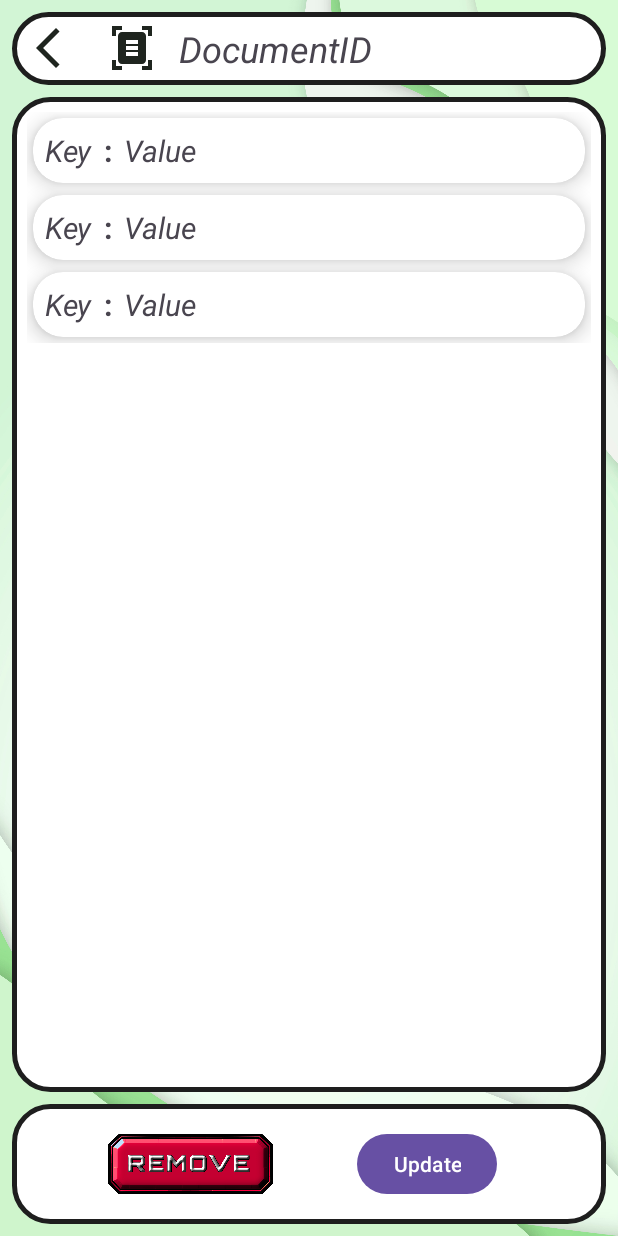
After one commit to Dan-Koyuki/AndroidKotlin-AtlasMobilizer, an Android app: the layout activity_details.xml on its own in the app's theme, with its tools: preview values and no code run, on a phone screen of 412 x 824 dp. The commit adds this screen. Run offline under Robolectric (Android 15) with nearby library versions, the light colour scheme and no system bars; network calls fail.

Commit message:
fix button

```diff
--- a/app/src/main/AndroidManifest.xml
+++ b/app/src/main/AndroidManifest.xml
@@ -14,6 +14,9 @@
         android:supportsRtl="true"
         android:theme="@style/Theme.MondroDB"
         tools:targetApi="31">
+        <activity
+            android:name=".documentComponent.DetailsActivity"
+            android:exported="false" />
         <activity
             android:name=".documentComponent.CreateActivity"
             android:exported="false" />
--- a/app/src/main/java/com/assignment/mondrodb/documentComponent/CreateActivity.kt
+++ b/app/src/main/java/com/assignment/mondrodb/documentComponent/CreateActivity.kt
@@ -120,6 +120,8 @@ class CreateActivity : AppCompatActivity() {
             jsonObject.put("userId", getUserId())
             jsonObject.put("pDoc", jsonDoc)
 
+            Log.d("jsonObject", jsonObject.toString())
+
             try {
                 val response = withContext(Dispatchers.IO) {
                     makeApiCallWithContext(apiUrl, jsonObject)
--- /dev/null
+++ b/app/src/main/java/com/assignment/mondrodb/documentComponent/DetailsActivity.kt
@@ -0,0 +1,27 @@
+package com.assignment.mondrodb.documentComponent
+
+import androidx.appcompat.app.AppCompatActivity
+import android.os.Bundle
+import com.android.volley.RequestQueue
+import com.assignment.mondrodb.R
+import com.google.firebase.auth.FirebaseAuth
+import kotlinx.coroutines.CoroutineScope
+import kotlinx.coroutines.Dispatchers
+import kotlinx.coroutines.SupervisorJob
+
+class DetailsActivity : AppCompatActivity() {
+
+    companion object {
+        private const val TAG = "Activity"
+    }
+
+    private lateinit var requestQueue: RequestQueue
+    private val coroutineScope = CoroutineScope(Dispatchers.Main + SupervisorJob())
+    private lateinit var vAuth : FirebaseAuth
+
+    override fun onCreate(savedInstanceState: Bundle?) {
+        super.onCreate(savedInstanceState)
+        setContentView(R.layout.activity_details)
+    }
+
+}
--- a/app/src/main/java/com/assignment/mondrodb/mainApp/DocumentActivity.kt
+++ b/app/src/main/java/com/assignment/mondrodb/mainApp/DocumentActivity.kt
@@ -66,7 +66,7 @@ class DocumentActivity : DashboardSettings(), APIAdapter.MyClickListener {
         }
 
         // Refresh
-        val refresh : ImageView = findViewById(R.id.ivCollectionRefreshButton)
+        val refresh : ImageView = findViewById(R.id.ivDBRefreshButton)
         refresh.setOnClickListener {
             vList.clear()
             vAdapter.notifyDataSetChanged() // Notify the adapter to reflect the changes
@@ -76,7 +76,7 @@ class DocumentActivity : DashboardSettings(), APIAdapter.MyClickListener {
         }
 
         // Create
-        val create : ImageView = findViewById(R.id.tvCreateCollectionBtn)
+        val create : ImageView = findViewById(R.id.tvCreateDocumentBtn)
         create.setOnClickListener {
             val intent = Intent(this, CreateActivity::class.java)
             startActivity(intent)
@@ -100,7 +100,7 @@ class DocumentActivity : DashboardSettings(), APIAdapter.MyClickListener {
                 Log.d("APIError", response)
 
                 if (response.isNotEmpty()) {
-                    // Assuming the response is an array of strings representing database names
+                    // Assuming the response is an array of strings representing document _id
                     val gson = Gson()
                     val documentsIDArray = gson.fromJson(response, APIResponse::class.java)
                     Log.d("APIError", documentsIDArray.toString())
@@ -108,7 +108,7 @@ class DocumentActivity : DashboardSettings(), APIAdapter.MyClickListener {
                     // Clear the existing list
                     vList.clear()
 
-                    // Add each database name to the list as APIModel objects
+                    // Add each document _id to the list as APIModel objects
                     documentsIDArray.list.forEach { documentsID ->
                         val documentsModel = APIModel(documentsID)
                         vList.add(documentsModel)
--- /dev/null
+++ b/app/src/main/java/com/assignment/mondrodb/myModel/DocumentDetails.kt
@@ -0,0 +1,3 @@
+package com.assignment.mondrodb.myModel
+
+data class DocumentDetails(val vMap : Map<String, Any>)
--- /dev/null
+++ b/app/src/main/res/layout/activity_details.xml
@@ -0,0 +1,99 @@
+<?xml version="1.0" encoding="utf-8"?>
+<androidx.constraintlayout.widget.ConstraintLayout xmlns:android="http://schemas.android.com/apk/res/android"
+    xmlns:app="http://schemas.android.com/apk/res-auto"
+    xmlns:tools="http://schemas.android.com/tools"
+    android:layout_width="match_parent"
+    android:layout_height="match_parent"
+    tools:context=".documentComponent.DetailsActivity"
+    android:background="@drawable/main_background">
+
+    <LinearLayout
+        android:id="@+id/llTopBar"
+        android:layout_width="match_parent"
+        android:layout_height="wrap_content"
+        app:layout_constraintTop_toTopOf="parent"
+        android:layout_margin="8dp"
+        android:orientation="horizontal"
+        android:gravity="center_vertical"
+        tools:ignore="UseCompoundDrawables"
+        android:background="@drawable/rounded_border_text"
+        android:padding="8dp">
+
+        <ImageView
+            android:id="@+id/ivBackBtn"
+            android:layout_height="wrap_content"
+            android:layout_width="wrap_content"
+            android:src="@drawable/btn_back"
+            android:contentDescription="back"
+            android:layout_marginEnd="24dp" />
+
+        <TextView
+            android:id="@+id/tvDocumentID"
+            android:layout_width="0dp"
+            android:layout_height="wrap_content"
+            android:layout_weight="1"
+            app:drawableStartCompat="@drawable/document_icon"
+            android:drawablePadding="15dp"
+            android:text="DocumentID"
+            android:textSize="24sp"
+            android:textStyle="italic"
+            android:layout_gravity="center_vertical" />
+
+    </LinearLayout>
+
+    <androidx.constraintlayout.widget.Guideline
+        android:id="@+id/guideline"
+        android:layout_width="wrap_content"
+        android:layout_height="wrap_content"
+        android:orientation="horizontal"
+        app:layout_constraintGuide_percent="0.6" />
+
+    <ScrollView
+        android:layout_width="match_parent"
+        android:layout_height="0dp"
+        app:layout_constraintTop_toBottomOf="@id/llTopBar"
+        app:layout_constraintBottom_toTopOf="@id/llCRUD"
+        app:layout_constraintVertical_bias="0"
+        app:layout_constraintVertical_chainStyle="packed"
+        android:background="@drawable/rounded_border_text"
+        android:padding="10dp"
+        android:foregroundGravity="top"
+        android:layout_margin="8dp">
+        <androidx.recyclerview.widget.RecyclerView
+            android:id="@+id/rvDocumentDetails"
+            android:layout_width="match_parent"
+            android:layout_height="wrap_content"
+            tools:listitem="@layout/api_details_model"
+            android:layout_gravity="top"/>
+    </ScrollView>
+
+    <LinearLayout
+        android:id="@+id/llCRUD"
+        android:layout_width="match_parent"
+        android:layout_height="wrap_content"
+        app:layout_constraintBottom_toBottomOf="parent"
+        android:gravity="center"
+        android:foregroundGravity="bottom"
+        android:layout_margin="8dp"
+        android:orientation="horizontal"
+        android:background="@drawable/rounded_border_text"
+        android:padding="8dp">
+
+        <ImageView
+            android:id="@+id/tvRemoveDocumentBtn"
+            android:layout_width="@dimen/btn_scale_w2"
+            android:layout_height="@dimen/btn_scale_h2"
+            android:src="@drawable/btn_remove"
+            android:layout_marginEnd="48dp"/>
+
+        <Button
+            android:id="@+id/btnUpdate"
+            android:layout_width="wrap_content"
+            android:layout_height="wrap_content"
+            android:layout_margin="8dp"
+            android:text="Update"
+            android:layout_marginStart="48dp"/>
+
+    </LinearLayout>
+
+</androidx.constraintlayout.widget.ConstraintLayout>
--- /dev/null
+++ b/app/src/main/res/layout/api_details_model.xml
@@ -0,0 +1,51 @@
+<?xml version="1.0" encoding="utf-8"?>
+<androidx.cardview.widget.CardView
+    xmlns:android="http://schemas.android.com/apk/res/android"
+    xmlns:tools="http://schemas.android.com/tools"
+    xmlns:app="http://schemas.android.com/apk/res-auto"
+    android:layout_width="match_parent"
+    android:layout_height="wrap_content"
+    app:cardCornerRadius="20dp"
+    app:cardElevation="8dp"
+    android:layout_margin="4dp" >
+
+    <androidx.constraintlayout.widget.ConstraintLayout
+        android:layout_width="match_parent"
+        android:layout_height="wrap_content"
+        android:padding="8dp" >
+
+        <TextView
+            android:id="@+id/tvDocumentKey"
+            android:layout_width="wrap_content"
+            android:layout_height="wrap_content"
+            android:text="Key"
+            android:textSize="20sp"
+            android:textStyle="italic"
+            app:layout_constraintStart_toStartOf="parent"
+            app:layout_constraintTop_toTopOf="parent"/>
+
+        <TextView
+            android:id="@+id/tvColon"
+            android:layout_width="wrap_content"
+            android:layout_height="wrap_content"
+            android:text=":"
+            android:textSize="20sp"
+            android:textStyle="bold"
+            app:layout_constraintStart_toEndOf="@id/tvDocumentKey"
+            android:layout_marginStart="12px"
+            app:layout_constraintTop_toTopOf="parent"/>
+
+        <TextView
+            android:id="@+id/tvDocumentValue"
+            android:layout_width="wrap_content"
+            android:layout_height="wrap_content"
+            android:text="Value"
+            android:textSize="20sp"
+            android:textStyle="italic"
+            app:layout_constraintStart_toEndOf="@id/tvColon"
+            android:layout_marginStart="12px"
+            app:layout_constraintTop_toTopOf="parent"/>
+
+    </androidx.constraintlayout.widget.ConstraintLayout>
+
+</androidx.cardview.widget.CardView>
```
